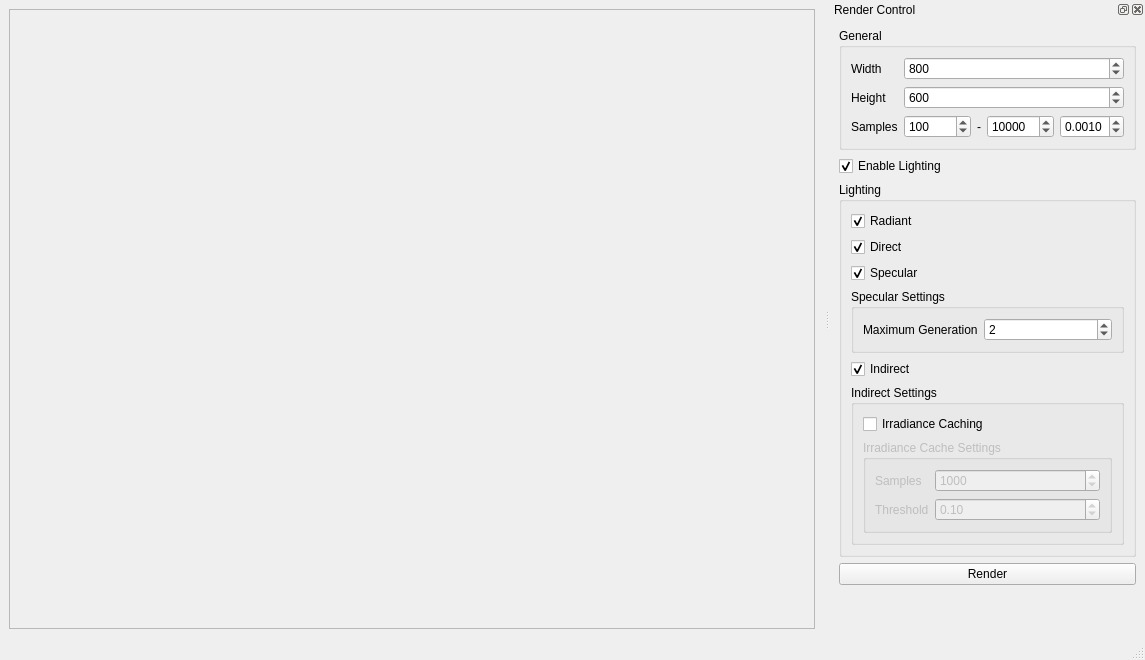
Above: App/MainWindow.ui from mattfischer/raytrace before the change. Below: the same form after it.
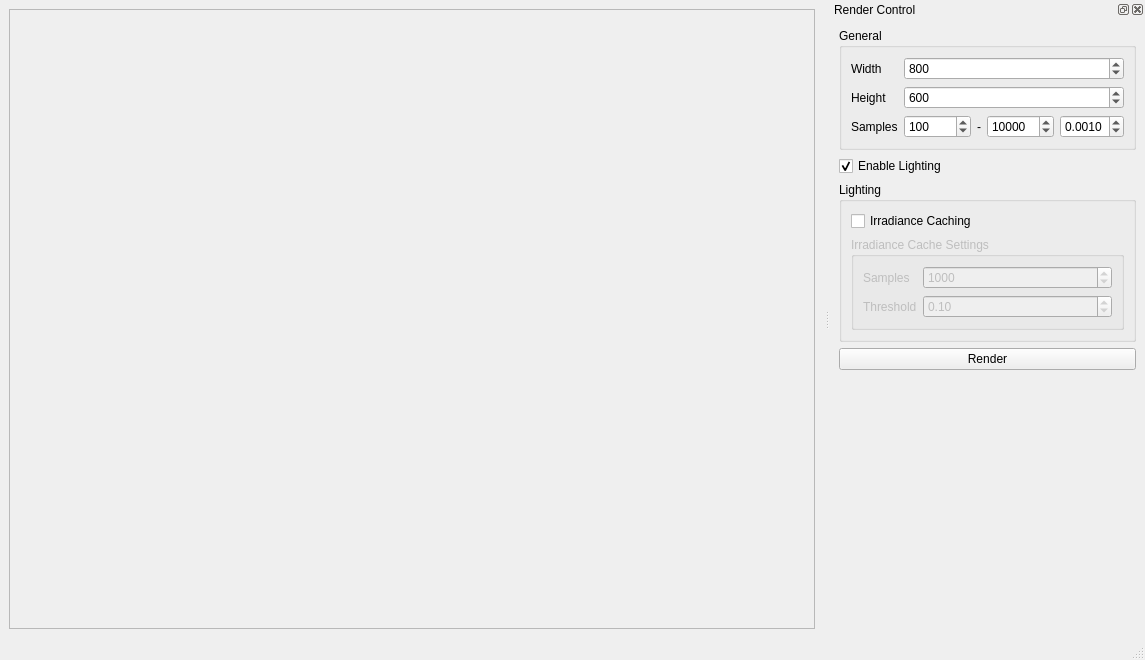
That is the form after the change.

Patch:
```diff
--- a/App/MainWindow.ui
+++ b/App/MainWindow.ui
@@ -31,8 +31,8 @@
         <rect>
          <x>0</x>
          <y>0</y>
-         <width>824</width>
-         <height>599</height>
+         <width>818</width>
+         <height>597</height>
         </rect>
        </property>
        <layout class="QVBoxLayout" name="verticalLayout_3">
@@ -201,75 +201,6 @@
        </property>
        <layout class="QVBoxLayout" name="verticalLayout_4">
         <item>
-         <widget class="QCheckBox" name="lightingRadiant">
-          <property name="text">
-           <string>Radiant</string>
-          </property>
-          <property name="checked">
-           <bool>true</bool>
-          </property>
-         </widget>
-        </item>
-        <item>
-         <widget class="QCheckBox" name="lightingDirect">
-          <property name="text">
-           <string>Direct</string>
-          </property>
-          <property name="checked">
-           <bool>true</bool>
-          </property>
-         </widget>
-        </item>
-        <item>
-         <widget class="QCheckBox" name="lightingSpecular">
-          <property name="text">
-           <string>Specular</string>
-          </property>
-          <property name="checked">
-           <bool>true</bool>
-          </property>
-         </widget>
-        </item>
-        <item>
-         <widget class="QGroupBox" name="groupSpecular">
-          <property name="title">
-           <string>Specular Settings</string>
-          </property>
-          <layout class="QFormLayout" name="formLayout_2">
-           <item row="0" column="0">
-            <widget class="QLabel" name="label_4">
-             <property name="text">
-              <string>Maximum Generation</string>
-             </property>
-            </widget>
-           </item>
-           <item row="0" column="1">
-            <widget class="QSpinBox" name="specularMaxGeneration">
-             <property name="value">
-              <number>2</number>
-             </property>
-            </widget>
-           </item>
-          </layout>
-         </widget>
-        </item>
-        <item>
-         <widget class="QCheckBox" name="lightingIndirect">
-          <property name="text">
-           <string>Indirect</string>
-          </property>
-          <property name="checked">
-           <bool>true</bool>
-          </property>
-         </widget>
-        </item>
-        <item>
-         <widget class="QGroupBox" name="groupIndirect">
-          <property name="title">
-           <string>Indirect Settings</string>
-          </property>
-          <layout class="QVBoxLayout" name="verticalLayout_5">
-           <item>
             <widget class="QCheckBox" name="indirectIrradianceCaching">
              <property name="text">
               <string>Irradiance Caching</string>
@@ -320,9 +251,6 @@
                 <property name="value">
                  <double>0.100000000000000</double>
                 </property>
-               </widget>
-              </item>
-             </layout>
             </widget>
            </item>
           </layout>
```
Lines whose indentation alone changed are shown as unchanged.
